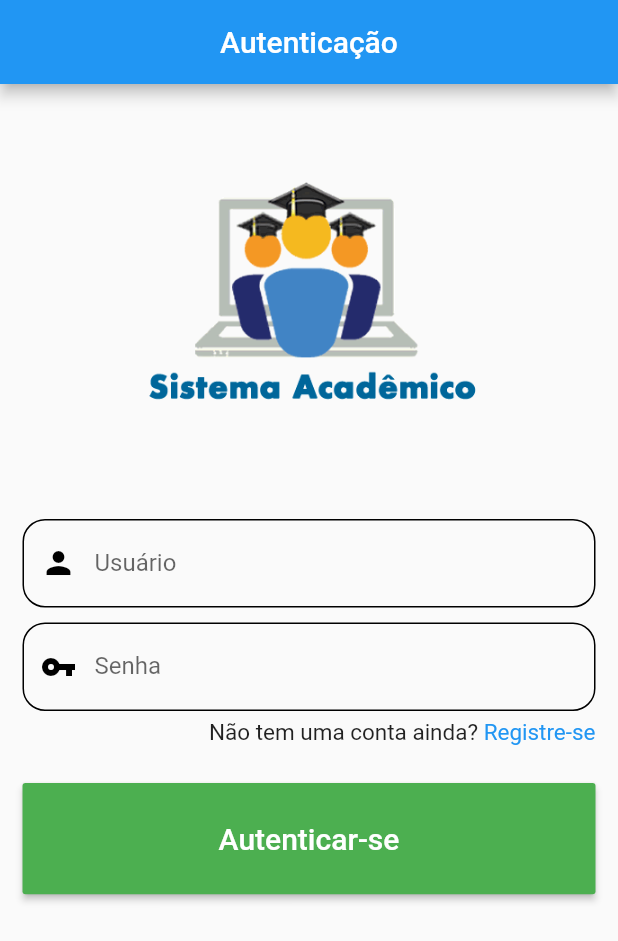
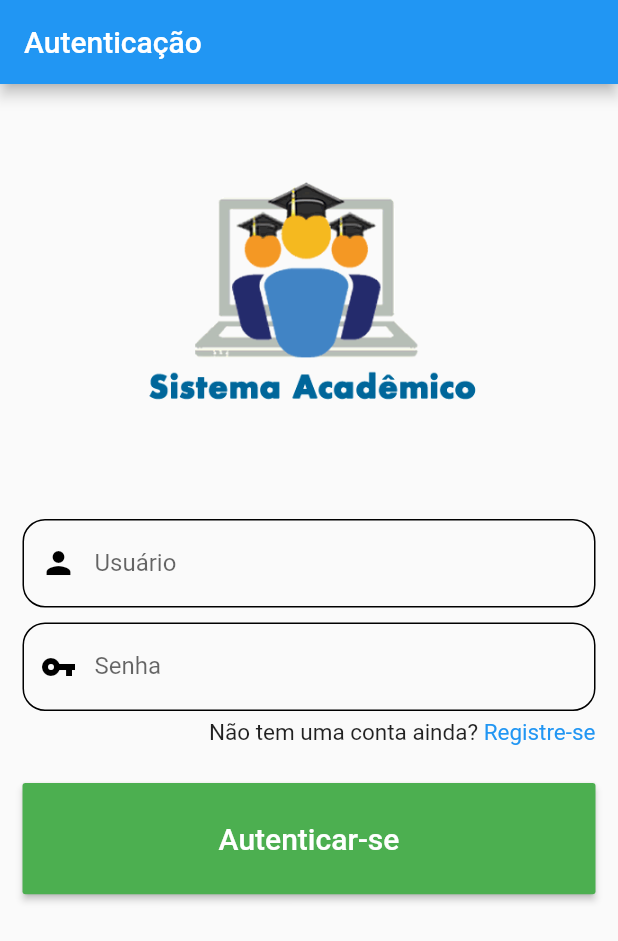
Before and after one commit to PedroCavalcanti0001/sistema_academico, a Flutter app: the screen it shows after launch, on a phone screen of 412 x 824 dp. Shown: the top 941 px of the screen. Run offline on Flutter 3.47's test engine with Material 2 defaults, Android fonts, the phone set to English and light mode, and no system bars.

Commit message:
centralização do titulo removida.

```diff
--- a/lib/view/login.dart
+++ b/lib/view/login.dart
@@ -5,7 +5,7 @@ class LoginView extends StatelessWidget {
   Widget build(BuildContext context) {
     return Scaffold(
       appBar: AppBar(
-        title: Center(child: Text("Autenticação")),
+        title: Text("Autenticação"),
       ),
       body: SingleChildScrollView(
         child: Padding(
```
